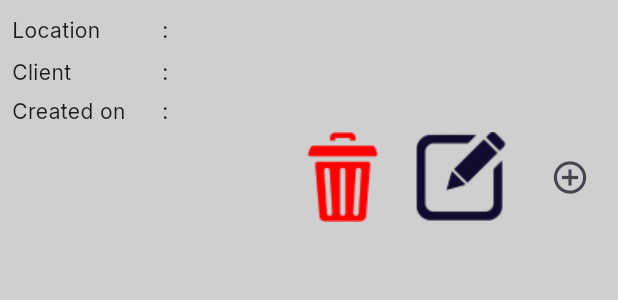
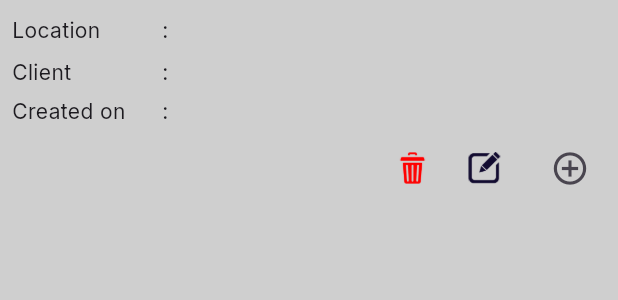
Before and after one commit to NikhilKottarathil/NNPortalApp, a Flutter app: the AdminJobListTile widget shown alone on an empty page, opened directly with empty values, on a phone screen of 412 x 824 dp. Shown: the top 300 px of the screen. Run offline on Flutter 3.47's test engine with Material 3 defaults, Android fonts, the phone set to English and light mode, and no system bars; our stand-ins replace cached_network_image, dio, file_picker, firebase_core, firebase_messaging, flutter_local_notifications and 7 more; missing offline and left inert: autocomplete_textfield, calendar_appbar, floating_action_bubble; accounts and stored records are empty; statements that could not run were skipped.

Commit message:
=> icon issue fixed

```diff
--- a/lib/presentation/components/list_tiles/admin_job_list_tile.dart
+++ b/lib/presentation/components/list_tiles/admin_job_list_tile.dart
@@ -101,7 +101,7 @@ class AdminJobListTile extends StatelessWidget {
                   IconButton(
                     constraints: const BoxConstraints(),
                     padding: const EdgeInsets.only(right: 18),
-                    icon: Image.asset('assets/delete.png'),
+                    icon: Image.asset('assets/delete.png',height: 21,),
                     iconSize: 21,
                     onPressed: () {
                       showCustomAlertDialog(
@@ -120,7 +120,7 @@ class AdminJobListTile extends StatelessWidget {
                   IconButton(
                     constraints: const BoxConstraints(),
                     padding: const EdgeInsets.only(right: 18),
-                    icon: Image.asset('assets/edit.png'),
+                    icon: Image.asset('assets/edit.png',height: 21,),
                     iconSize: 21,
                     onPressed: () {
                       Navigator.push(
--- a/lib/presentation/components/list_tiles/assigned_team_tile.dart
+++ b/lib/presentation/components/list_tiles/assigned_team_tile.dart
@@ -116,7 +116,7 @@ class AssignedTeamTile extends StatelessWidget {
                   IconButton(
                     constraints: const BoxConstraints(),
                     padding: const EdgeInsets.only(right: 18),
-                    icon: Image.asset('assets/delete.png'),
+                    icon: Image.asset('assets/delete.png',height: 21,),
                     iconSize: 21,
                     onPressed: () {
                       showCustomAlertDialog(
--- a/lib/presentation/components/list_tiles/leave_tile.dart
+++ b/lib/presentation/components/list_tiles/leave_tile.dart
@@ -82,7 +82,7 @@ class LeaveTile extends StatelessWidget {
                     IconButton(
                       constraints: const BoxConstraints(),
                       padding: const EdgeInsets.only(right: 13),
-                      icon: Image.asset('assets/edit.png'),
+                      icon: Image.asset('assets/edit.png',height: 21,),
                       iconSize: 21,
                       onPressed: () {
                         Provider.of<LeaveProvider>(
@@ -94,7 +94,7 @@ class LeaveTile extends StatelessWidget {
                     IconButton(
                       constraints: const BoxConstraints(),
                       padding: EdgeInsets.zero,
-                      icon: Image.asset('assets/delete.png'),
+                      icon: Image.asset('assets/delete.png',height: 21,),
                       iconSize: 21,
                       onPressed: () {
                         showCustomAlertDialog(
--- a/lib/presentation/components/list_tiles/team_list_tile.dart
+++ b/lib/presentation/components/list_tiles/team_list_tile.dart
@@ -50,7 +50,7 @@ class TeamListTile extends StatelessWidget {
                   IconButton(
                     constraints: const BoxConstraints(),
                     padding: const EdgeInsets.only(right: 18),
-                    icon: Image.asset('assets/delete.png'),
+                    icon: Image.asset('assets/delete.png',height: 21,),
                     iconSize: 21,
                     onPressed: () {
                       showCustomAlertDialog(
@@ -69,7 +69,7 @@ class TeamListTile extends StatelessWidget {
                   IconButton(
                     constraints: const BoxConstraints(),
                     padding: const EdgeInsets.only(right: 18),
-                    icon: Image.asset('assets/edit.png'),
+                    icon: Image.asset('assets/edit.png',height: 21,),
                     iconSize: 21,
                     onPressed: () {
                       addTeam(teamModel: teamModel);
--- a/lib/presentation/screens/job_notes.dart
+++ b/lib/presentation/screens/job_notes.dart
@@ -133,7 +133,7 @@ class JobNotes extends StatelessWidget {
                                         constraints: const BoxConstraints(),
                                         padding:
                                             const EdgeInsets.only(right: 13),
-                                        icon: Image.asset('assets/edit.png'),
+                                        icon: Image.asset('assets/edit.png',height: 21,),
                                         iconSize: 21,
                                         onPressed: () {
                                           addNote(
@@ -144,7 +144,7 @@ class JobNotes extends StatelessWidget {
                                       IconButton(
                                         constraints: const BoxConstraints(),
                                         padding: EdgeInsets.zero,
-                                        icon: Image.asset('assets/delete.png'),
+                                        icon: Image.asset('assets/delete.png',height: 21,),
                                         iconSize: 21,
                                         onPressed: () {
                                           showCustomAlertDialog(
--- a/lib/presentation/screens/profile.dart
+++ b/lib/presentation/screens/profile.dart
@@ -34,7 +34,7 @@ class _ProfileState extends State<Profile> {
   bool isAdmin = false;
 
 
-  String version = '1.1.3 ';
+  String version = '1.1.4 ';
 
   @override
   Widget build(BuildContext context) {
```
